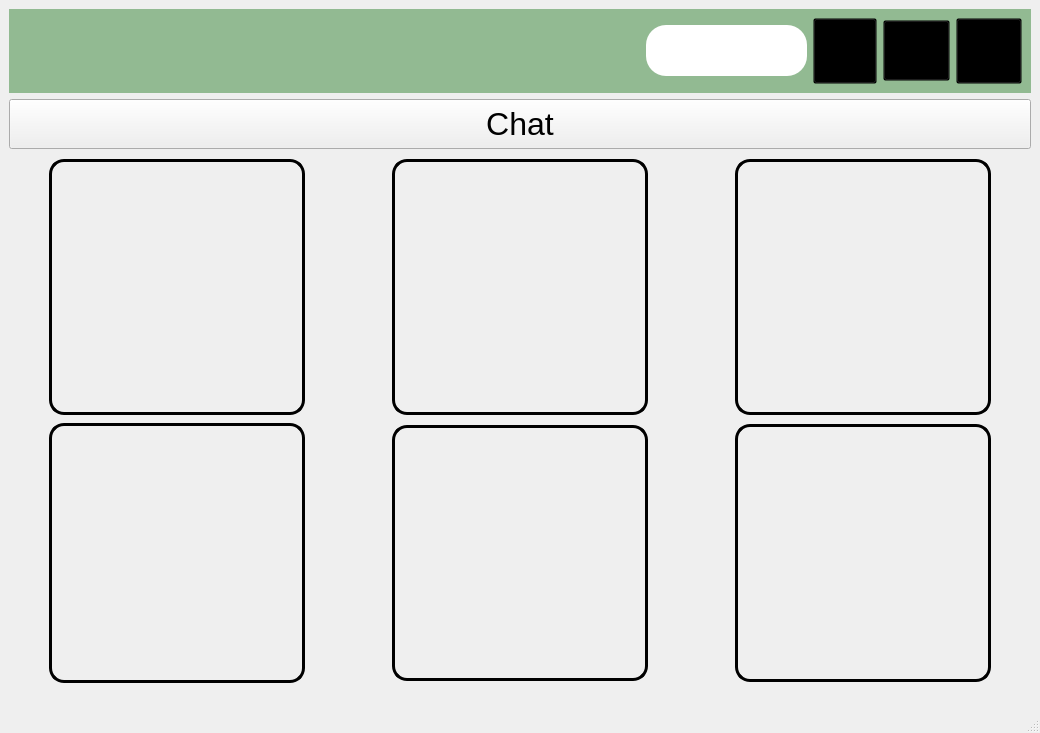
Old version of the form mainwindow.ui in the repository Barsh4ec/Authorization.
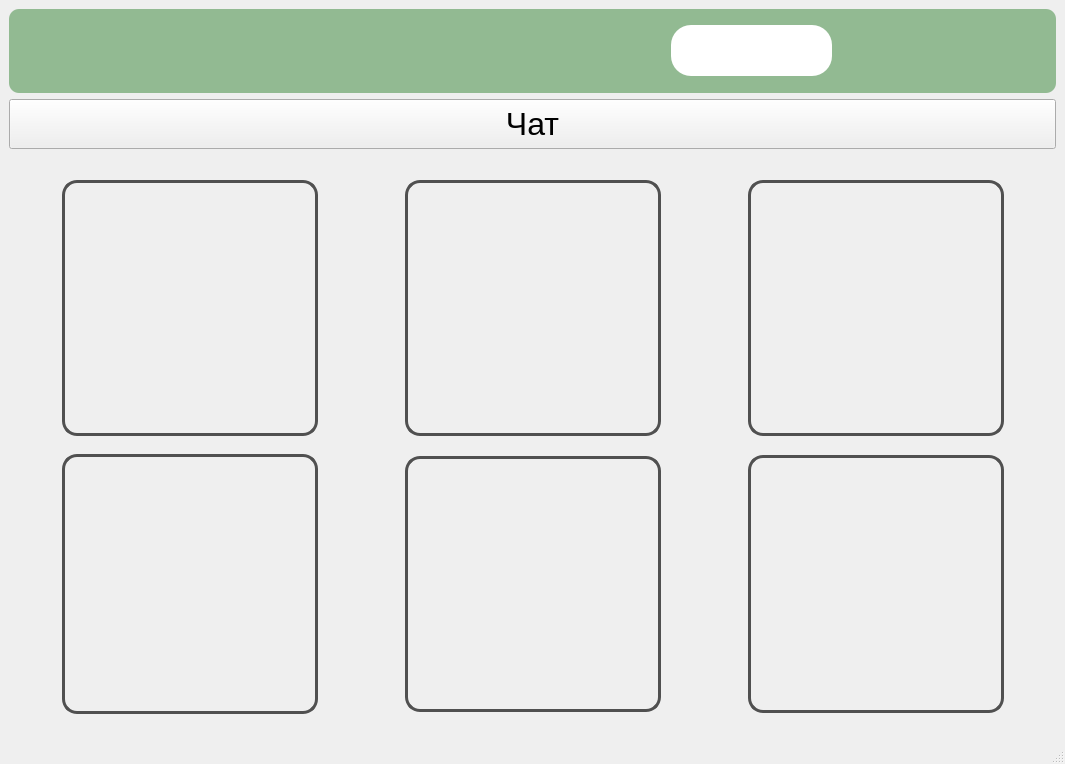
New version of the form. Icons and pictures are not drawn.

Commit message: Filan Changes+ Crash, +BlackJack

```diff
--- a/mainwindow.ui
+++ b/mainwindow.ui
@@ -6,8 +6,8 @@
    <rect>
     <x>0</x>
     <y>0</y>
-    <width>1040</width>
-    <height>733</height>
+    <width>1065</width>
+    <height>764</height>
    </rect>
   </property>
   <property name="font">
@@ -31,7 +31,8 @@
          </size>
         </property>
         <property name="styleSheet">
-         <string notr="true">background: #92BA92;</string>
+         <string notr="true">background: #92BA92;
+border-radius: 10px;</string>
         </property>
         <layout class="QHBoxLayout" name="horizontalLayout">
          <item>
@@ -53,6 +54,36 @@
            </property>
           </spacer>
          </item>
+         <item>
+          <widget class="QPushButton" name="refresh">
+           <property name="minimumSize">
+            <size>
+             <width>32</width>
+             <height>32</height>
+            </size>
+           </property>
+           <property name="maximumSize">
+            <size>
+             <width>32</width>
+             <height>32</height>
+            </size>
+           </property>
+           <property name="styleSheet">
+            <string notr="true">QPushButton{
+	background: transparent;
+	background-image: url(:/resources/png/refresh.png);
+}
+
+QPushButton:hover {
+	background: transparent;
+	background-image: url(:/resources/png/refresh_color.png);
+}</string>
+           </property>
+           <property name="text">
+            <string/>
+           </property>
+          </widget>
+         </item>
          <item>
           <widget class="QLabel" name="userbalance">
            <property name="minimumSize">
@@ -188,7 +219,7 @@
          </size>
         </property>
         <property name="text">
-         <string>Chat</string>
+         <string>Чат</string>
         </property>
        </widget>
       </item>
@@ -266,7 +297,7 @@
     border-style: solid;
     border-width: 3px;
     border-radius:15;
-    border-color: black;
+    border-color: #505050;
 }
 
 QPushButton:hover {
@@ -329,7 +360,7 @@
  	border-style: solid;
     border-width: 3px;
     border-radius:15;
-    border-color: black;
+    border-color: #505050;
 }
 
 QPushButton:hover {
@@ -392,7 +423,7 @@
  	border-style: solid;
     border-width: 3px;
     border-radius:15;
-    border-color: black;
+    border-color: #505050;
 }
 
 QPushButton:hover {
@@ -497,7 +528,7 @@
 	 border-style: solid;
     border-width: 3px;
     border-radius:15;
-    border-color: black;
+    border-color: #505050;
 }
 
 QPushButton:hover {
@@ -560,7 +591,7 @@
  	border-style: solid;
     border-width: 3px;
     border-radius:15;
-    border-color: black;
+    border-color: #505050;
 }
 
 QPushButton:hover {
@@ -623,7 +654,7 @@
  	border-style: solid;
     border-width: 3px;
     border-radius:15;
-    border-color: black;
+    border-color: #505050;
 }
 
 QPushButton:hover {
```
Left out of the diff: 4 changed lines with no effect on the pictures. The commit also changes 39 other files.
